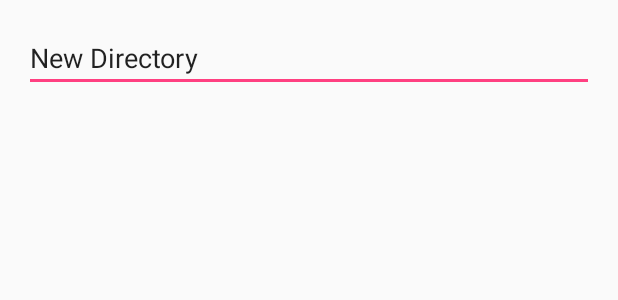
After one commit to easyintent/storage-browser, an Android app: the layout fragment_new_dir.xml on its own in the app's theme, with its tools: preview values and no code run, on a phone screen of 412 x 824 dp. The commit adds this screen. Shown: the top 300 px of the screen. Run offline under Robolectric (Android 15) with nearby library versions, the phone set to English and light mode, and no system bars.

Commit message:
create new directory

```diff
--- a/app/src/main/java/io/github/bangun/storagebrowser/BrowseActivity.java
+++ b/app/src/main/java/io/github/bangun/storagebrowser/BrowseActivity.java
@@ -127,8 +127,7 @@ public class BrowseActivity extends AppCompatActivity
         if (browseFragment.isRoot()) {
             addRootDocument();
         } else {
-            // add file or dir
-            Toast.makeText(this, R.string.msg_can_not_create_dir, Toast.LENGTH_SHORT).show();
+            browseFragment.createNewDir();
         }
     }
 
--- a/app/src/main/java/io/github/bangun/storagebrowser/data/Node.java
+++ b/app/src/main/java/io/github/bangun/storagebrowser/data/Node.java
@@ -13,11 +13,13 @@ public interface Node {
     Node getParent() throws UnsupportedOperationException;
     boolean isDirectory();
 
-    Node newFile(Context context, String name, String type);
+    Node newFile(String name, String type);
+    Node newDir(String name);
+
     String getSummary(Context context);
     Drawable getIcon(Context context);
-    List<Node> list(Context context);
 
+    List<Node> list();
     String getName();
     long size();
     Uri getUri();
--- /dev/null
+++ b/app/src/main/res/layout/fragment_new_dir.xml
@@ -0,0 +1,17 @@
+<?xml version="1.0" encoding="utf-8"?>
+<LinearLayout
+    xmlns:android="http://schemas.android.com/apk/res/android"
+    xmlns:app="http://schemas.android.com/apk/res-auto"
+    xmlns:tools="http://schemas.android.com/tools"
+    android:padding="@dimen/margin_medium"
+    android:layout_width="match_parent"
+    android:layout_height="wrap_content">
+
+    <EditText
+        android:id="@+id/name_view"
+        android:text="@string/lbl_default_new_dir"
+        android:layout_gravity="center"
+        android:layout_width="match_parent"
+        android:layout_height="wrap_content"/>
+
+</LinearLayout>
```
Also changed, not shown: app/src/main/java/io/github/bangun/storagebrowser/data/DocumentFileNode.java (+11 -2 lines), app/src/main/java/io/github/bangun/storagebrowser/data/DocumentFileRootNode.java (+9 -4 lines), app/src/main/java/io/github/bangun/storagebrowser/fragment/BrowseFragment.java (+13 -6 lines), app/src/main/java/io/github/bangun/storagebrowser/fragment/NewDirFragment.java (added, +100 -0 lines), app/src/main/res/values/strings.xml (+8 -0 lines).
